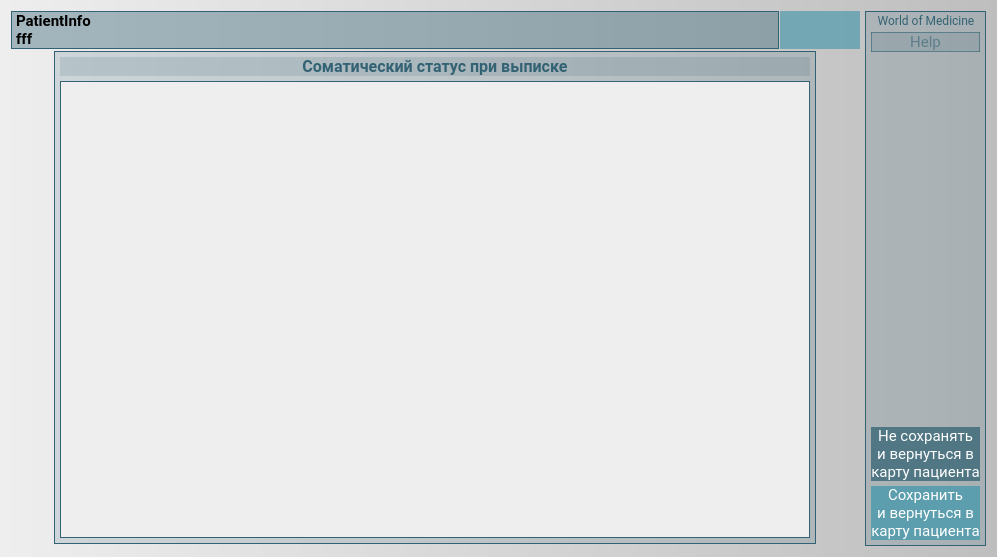
Old version of the form wom/GUI/UI/common/StObj_discharge.ui in the repository Spike2250/WoM.
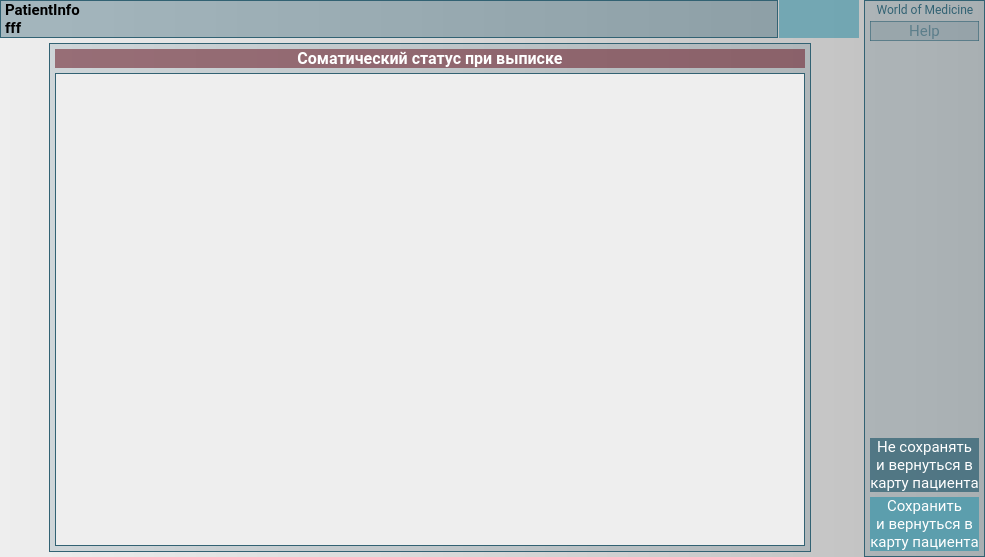
New version of the form. Icons and pictures are not drawn.

The edit to the form file:
```diff
--- a/wom/GUI/UI/common/StObj_discharge.ui
+++ b/wom/GUI/UI/common/StObj_discharge.ui
@@ -6,7 +6,7 @@
    <rect>
     <x>0</x>
     <y>0</y>
-    <width>997</width>
+    <width>985</width>
     <height>557</height>
    </rect>
   </property>
@@ -18,14 +18,39 @@
 font-family: Roboto;</string>
   </property>
   <layout class="QVBoxLayout" name="verticalLayout_2">
+   <property name="spacing">
+    <number>0</number>
+   </property>
+   <property name="leftMargin">
+    <number>0</number>
+   </property>
+   <property name="topMargin">
+    <number>0</number>
+   </property>
+   <property name="rightMargin">
+    <number>0</number>
+   </property>
+   <property name="bottomMargin">
+    <number>0</number>
+   </property>
    <item>
+    <widget class="QFrame" name="main">
     <layout class="QGridLayout" name="gridLayout">
-     <property name="horizontalSpacing">
+      <property name="leftMargin">
+       <number>0</number>
+      </property>
+      <property name="topMargin">
+       <number>0</number>
+      </property>
+      <property name="rightMargin">
+       <number>0</number>
+      </property>
+      <property name="bottomMargin">
+       <number>0</number>
+      </property>
+      <property name="spacing">
       <number>5</number>
      </property>
-     <property name="verticalSpacing">
-      <number>2</number>
-     </property>
      <item row="1" column="2">
       <spacer name="horizontalSpacer_2">
        <property name="orientation">
@@ -158,11 +183,12 @@
            </size>
           </property>
           <property name="styleSheet">
-           <string notr="true">color: #326273;
+            <string notr="true">color: White;
 font-weight: bold;
 font-size: 12pt;
-background-color: rgba(50, 98, 115, 40);
-border: none;</string>
+background-color: rgba(112, 38, 50, 150);
+border: none;
+</string>
           </property>
           <property name="text">
            <string>Соматический статус при выписке</string>
@@ -1737,6 +1763,7 @@
       </widget>
      </item>
     </layout>
+    </widget>
    </item>
   </layout>
  </widget>
```
Lines whose indentation alone changed are shown as unchanged.
